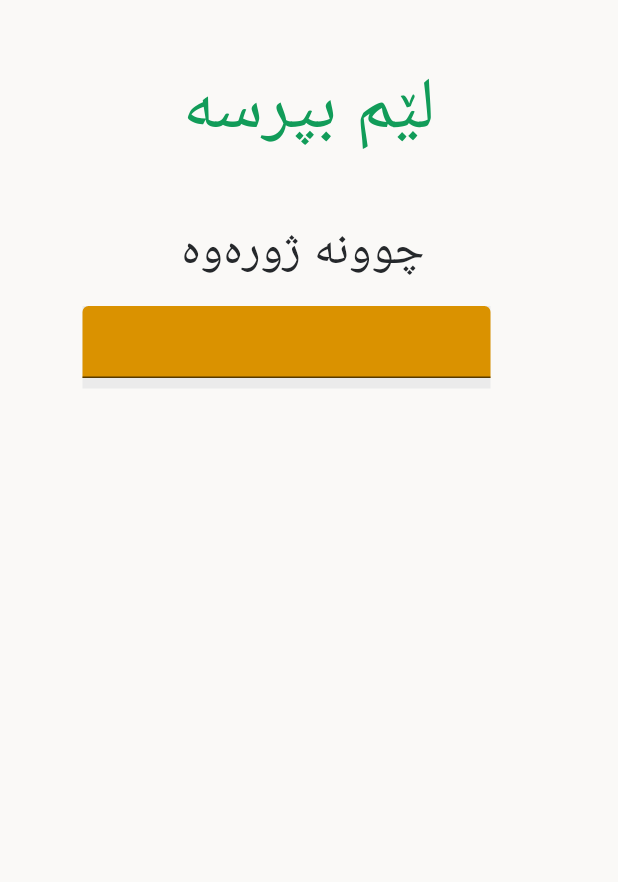
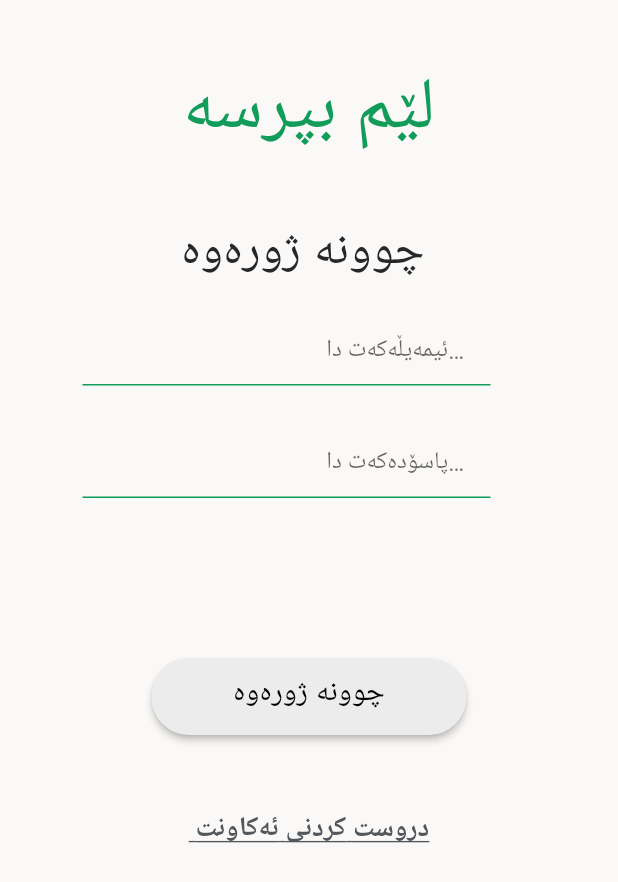
Before and after one commit to Diary-hub/AskMe-Hackasuly, a Flutter app: the screen it shows after launch, on a phone screen of 412 x 824 dp. Shown: the top 882 px of the screen. Run offline on Flutter 3.47's test engine with Material 2 defaults, Android fonts, the phone set to English and light mode, and no system bars; project files that could hold a hidden picture were left out.

Commit message:
login front

```diff
--- a/application/askme/lib/login.dart
+++ b/application/askme/lib/login.dart
@@ -25,7 +25,7 @@ class _Login_pageState extends State<Login_page> {
                 padding: EdgeInsets.only(top: 40),
                 child: Text("لێم بپرسە",
                     style: TextStyle(
-                      color: const Color(0xFF119C59),
+                      color: Color(0xFF119C59),
                       fontSize: 48,
                       fontFamily: 'Montserrat',
                     )),
@@ -38,7 +38,7 @@ class _Login_pageState extends State<Login_page> {
                 padding: EdgeInsets.only(top: 40),
                 child: Text("چوونە ژورەوە ",
                     style: TextStyle(
-                      color: const Color(0xFF25282B),
+                      color: Color(0xFF25282B),
                       fontSize: 32,
                       fontFamily: 'Montserrat',
                     )),
@@ -51,41 +51,114 @@ class _Login_pageState extends State<Login_page> {
                 children: [
                   // email
                   Padding(
-                    padding: EdgeInsets.only(top: 15, right: 30),
-                    child: Container(
+                    padding: const EdgeInsets.only(top: 20, right: 30),
+                    child: SizedBox(
                       width: 272,
                       height: 55,
-                      color: Color.fromARGB(255, 235, 235, 235),
-                      child: TextField(
-                        decoration: InputDecoration(
+                      child: TextFormField(
+                        decoration: const InputDecoration(
                           filled: true,
-                          fillColor: Color.fromARGB(255, 218, 146, 0),
-                          hintText: "",
+                          fillColor: Colors.transparent,
+                          hintText:
+                              ("                                      ئیمەیڵەکەت داخڵ بکە "),
+                          enabledBorder: UnderlineInputBorder(
+                            borderSide: BorderSide(
+                              color: Color(0xFF119C59),
+                            ), // Set your desired color here
+                          ),
                           labelStyle: TextStyle(
                               color: Color.fromARGB(255, 28, 127, 252)),
                         ),
                       ),
                     ),
                   ),
+                  //password
+                  Padding(
+                    padding: const EdgeInsets.only(top: 20, right: 30),
+                    child: SizedBox(
+                      width: 272,
+                      height: 55,
+                      child: TextFormField(
+                        decoration: const InputDecoration(
+                          filled: true,
+                          fillColor: Colors.transparent,
+                          hintText:
+                              ("                                      پاسۆدەکەت داخڵ بکە"),
+                          enabledBorder: UnderlineInputBorder(
+                            borderSide: BorderSide(
+                              color: Color(0xFF119C59),
+                            ), // Set your desired color here
+                          ),
+                          labelStyle: TextStyle(
+                              color: Color.fromARGB(255, 28, 127, 252)),
+                        ),
+                      ),
+                    ),
+                  ),
+                  // login button
+                  Padding(
+                    padding: const EdgeInsets.only(top: 100),
+                    child: Center(
+                      child: SizedBox(
+                        width: 210,
+                        height: 51,
+                        child: ElevatedButton(
+                            style: ElevatedButton.styleFrom(
+                              shape: RoundedRectangleBorder(
+                                borderRadius: BorderRadius.circular(25),
+                              ),
+                              backgroundColor:
+                                  const Color.fromARGB(255, 236, 236, 236),
+                            ),
+                            onPressed: () {
+                              // Navigator.push(
+                              //   context,
+                              //   MaterialPageRoute(
+                              //       builder: (context) => null),
+                              // );
+                            },
+                            child: const Padding(
+                              padding: EdgeInsets.only(top: 9),
+                              child: Column(
+                                children: [
+                                  Center(
+                                    child: Text(
+                                      'چوونە ژورەوە',
+                                      style: TextStyle(
+                                          color: Color.fromARGB(255, 0, 0, 0),
+                                          fontSize: 20),
+                                    ),
+                                  ),
+                                ],
+                              ),
+                            )),
 
-                  // Column(
-                  //   children: [
-                  //     Padding(
-                  //       padding: const EdgeInsets.only(top: 40, left: 200),
-                  //       child: Text(
-                  //         "ئیمەیڵەکەت داخڵ بکە ",
-                  //         style: TextStyle(
-                  //           fontSize: 17,
-                  //           fontFamily: 'Montserrat',
-                  //         ),
-                  //       ),
-                  //     ),
-                  //   ],
-                  // ),
-                  // password
+                        // sign up
+                      ),
+                    ),
+                  ),
                 ],
               ),
-            )
+            ),
+
+            Padding(
+              padding: const EdgeInsets.only(top: 50),
+              child: InkWell(
+                  onTap: () {
+                    // Navigator.pushReplacement(
+                    //   context,
+                    //   MaterialPageRoute(builder: (context) => const AboutUs()),
+                    // );
+                  },
+                  child: Text(
+                    " دروست کردنی ئەکاونت",
+                    style: const TextStyle(
+                        decoration: TextDecoration.underline,
+                        fontSize: 18,
+                        color: Color(0xFF52575C),
+                        fontWeight: FontWeight.bold),
+                  )),
+            ),
           ],
         ),
       ),
```
Also changed, not shown: application/askme/pubspec.yaml (+4 -4 lines).
